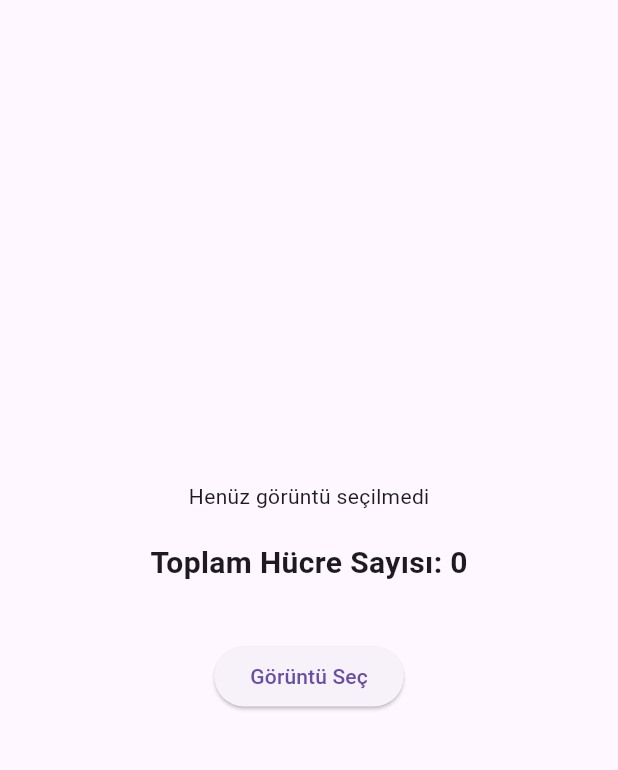
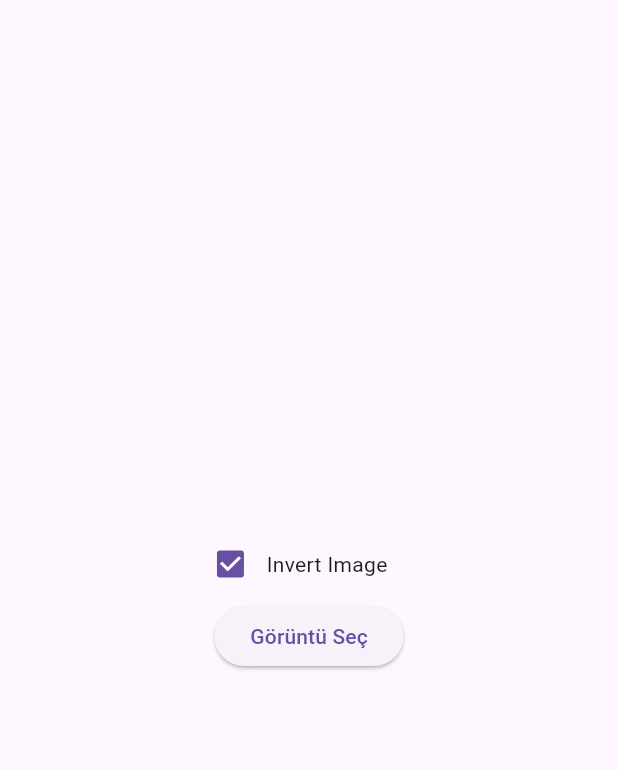
Before and after one commit to opiasdream/colonycounter, a Flutter app: the screen it shows after launch, on a phone screen of 412 x 824 dp, the part 63-833 px from its top. Run offline on Flutter 3.47's test engine with Material 3 defaults, Android fonts, the light colour scheme and no system bars; our stand-ins replace dio, image_picker; missing offline and left inert: widget_zoom.

Commit message:
update project

```diff
--- a/lib/main.dart
+++ b/lib/main.dart
@@ -1,7 +1,5 @@
+import 'package:colony_counter/ui/home_screen.dart';
 import 'package:flutter/material.dart';
-import 'package:image_picker/image_picker.dart';
-import 'package:opencv_dart/opencv_dart.dart' as cv;
-import 'dart:io';
 
 void main() {
   runApp(const CellCountingApp());
@@ -13,156 +11,10 @@ class CellCountingApp extends StatelessWidget {
   @override
   Widget build(BuildContext context) {
     return MaterialApp(
-      title: 'Hücre Sayma Uygulaması',
+      title: 'Colony Counter App',
       debugShowCheckedModeBanner: false,
-      theme: ThemeData(
-        primarySwatch: Colors.purple,
-      ),
-      home: const CellCountingPage(),
+      theme: ThemeData(primarySwatch: Colors.purple),
+      home: const HomeScreen(),
     );
   }
 }
-
-class CellCountingPage extends StatefulWidget {
-  const CellCountingPage({super.key});
-
-  @override
-  _CellCountingPageState createState() => _CellCountingPageState();
-}
-
-class _CellCountingPageState extends State<CellCountingPage> {
-  File? _imageFile;
-  int _cellCount = 0;
-  String _debugInfo = '';
-
-  Future<void> _pickImage() async {
-    final picker = ImagePicker();
-    final pickedFile = await picker.pickImage(source: ImageSource.gallery);
-
-    if (pickedFile != null) {
-      setState(() {
-        _imageFile = File(pickedFile.path);
-        _debugInfo = ''; // Hata ayıklama bilgisini sıfırla
-      });
-      _countCells();
-    }
-  }
-
-  void _countCells() {
-    if (_imageFile == null) return;
-
-    try {
-      // Resmi OpenCV formatına dönüştür
-      cv.Mat? originalImage = cv.imread(_imageFile!.path);
-
-      // Görüntüyü yeniden boyutlandır (performans ve tutarlılık için)
-      cv.Mat image = cv.resize(originalImage, (1500, 1500));
-
-      // Gri tona çevir
-      cv.Mat grayImage = cv.cvtColor(image, cv.COLOR_BGR2GRAY);
-
-      // Gürültüyü azalt
-      cv.Mat blurredImage = cv.gaussianBlur(grayImage, (5, 5), 0);
-
-      // Adaptif eşikleme (tersten thresholding)
-      cv.Mat binaryImage = cv.adaptiveThreshold(blurredImage, 255,
-          cv.ADAPTIVE_THRESH_GAUSSIAN_C, cv.THRESH_BINARY, 11, 2);
-
-      // Morfolojik işlemlerle küçük nesneleri temizle ve büyükleri birbirinden ayır
-      cv.Mat kernel = cv.getStructuringElement(cv.MORPH_ELLIPSE, (5, 5));
-
-      // Açma ve kapama işlemleri
-      cv.Mat openedImage = cv.morphologyEx(binaryImage, cv.MORPH_OPEN, kernel);
-      cv.Mat closedImage = cv.morphologyEx(openedImage, cv.MORPH_CLOSE, kernel);
-
-      // Bağlantılı bileşen analizi
-      cv.Mat labels =
-          cv.Mat.zeros(closedImage.rows, closedImage.cols, cv.MatType.CV_32SC1);
-      cv.Mat stats =
-          cv.Mat.zeros(closedImage.rows, closedImage.cols, cv.MatType.CV_32SC1);
-      cv.Mat centroids =
-          cv.Mat.zeros(closedImage.rows, closedImage.cols, cv.MatType.CV_32FC2);
-
-      // Bağlantılı bileşenleri bul
-      int numLabels = cv.connectedComponentsWithStats(
-        closedImage,
-        labels,
-        stats,
-        centroids,
-        8, // Bağlantı tipi
-        cv.MatType.CV_32S,
-        0, // TODO CHECK
-      );
-
-      // Hücre sayısını hesapla
-      int cellCount = 0;
-      for (int i = 1; i < numLabels; i++) {
-        // 0 arka plan, 1'den başla
-        // İstatistikleri al
-        int area = stats.at<int>(i, cv.CC_STAT_AREA);
-        int width = stats.at<int>(i, cv.CC_STAT_WIDTH);
-        int height = stats.at<int>(i, cv.CC_STAT_HEIGHT);
-
-        // Alan ve boyut filtresi
-        if (area > 50 &&
-            area < 5000 &&
-            width > 5 &&
-            width < 200 &&
-            height > 5 &&
-            height < 200) {
-          cellCount++;
-        }
-      }
-
-      // Sonuçları güncelle
-      _updateState('Hücre sayısı hesaplandı', cellCount);
-    } catch (e) {
-      _updateState('Hata oluştu: $e', 0);
-    }
-  }
-
-  void _updateState(String debugInfo, int cellCount) {
-    setState(() {
-      _cellCount = cellCount;
-      _debugInfo = debugInfo;
-    });
-  }
-
-  @override
-  Widget build(BuildContext context) {
-    return Scaffold(
-      appBar: AppBar(
-        title: const Text('Hücre Sayma Uygulaması'),
-      ),
-      body: Center(
-        child: Column(
-          mainAxisAlignment: MainAxisAlignment.center,
-          children: <Widget>[
-            _imageFile != null
-                ? Image.file(
-                    _imageFile!,
-                    height: 300,
-                    width: 300,
-                    fit: BoxFit.cover,
-                  )
-                : const Text('Henüz görüntü seçilmedi'),
-            const SizedBox(height: 20),
-            Text(
-              'Toplam Hücre Sayısı: $_cellCount',
-              style: const TextStyle(fontSize: 20, fontWeight: FontWeight.bold),
-            ),
-            Text(
-              _debugInfo,
-              style: const TextStyle(fontSize: 12, color: Colors.grey),
-            ),
-            const SizedBox(height: 20),
-            ElevatedButton(
-              onPressed: _pickImage,
-              child: const Text('Görüntü Seç'),
-            ),
-          ],
-        ),
-      ),
-    );
-  }
-}
--- /dev/null
+++ b/lib/service/image_service.dart
@@ -0,0 +1,65 @@
+import 'package:dio/dio.dart';
+import 'package:flutter/foundation.dart';
+
+class ImageService {
+  ImageService._();
+  static final instance = ImageService._();
+
+  final _dio = Dio();
+
+  // String get _baseUrl => kIsWeb || Platform.isIOS
+  //     ? "http://127.0.0.1:8000"
+  //     : "http://10.0.2.2:8000";
+
+  String get _baseUrl => "http://192.168.1.2:8000";
+
+  Future<Uint8List?> uploadImage(String filePath, bool isInverted) async {
+    try {
+      // Get the actual filename from the path
+      final filename = filePath.split('/').last;
+
+      // Determine MIME type based on file extension
+      String contentType = 'image/jpeg'; // default
+      if (filename.toLowerCase().endsWith('.png')) {
+        contentType = 'image/png';
+      } else if (filename.toLowerCase().endsWith('.jpg') ||
+          filename.toLowerCase().endsWith('.jpeg')) {
+        contentType = 'image/jpeg';
+      }
+
+      final image = await MultipartFile.fromFile(
+        filePath,
+        filename: filename,
+        contentType: DioMediaType.parse(contentType),
+      );
+
+      final formData = FormData.fromMap({'file': image});
+
+      final res = await _dio.post(
+        "$_baseUrl/process-image/",
+        data: formData,
+        queryParameters: {'isInverted': isInverted},
+        options: Options(
+            responseType: ResponseType.bytes,
+            validateStatus: (status) {
+              return status != null && status < 500;
+            }),
+      );
+
+      if (res.statusCode == 200) {
+        return Uint8List.fromList(res.data);
+      } else {
+        String errorMessage;
+        if (res.data is List<int>) {
+          errorMessage = String.fromCharCodes(res.data);
+        } else {
+          errorMessage = res.data.toString();
+        }
+
+        return Future.error("Server error: $errorMessage");
+      }
+    } catch (e) {
+      return Future.error(e);
+    }
+  }
+}
--- /dev/null
+++ b/lib/ui/home_screen.dart
@@ -0,0 +1,132 @@
+import 'dart:io';
+import 'package:colony_counter/service/image_service.dart';
+import 'package:flutter/foundation.dart';
+import 'package:flutter/material.dart';
+import 'package:image_picker/image_picker.dart';
+import 'package:widget_zoom/widget_zoom.dart';
+
+part 'home_screen_mixin.dart';
+
+class HomeScreen extends StatefulWidget {
+  const HomeScreen({super.key});
+
+  @override
+  State<HomeScreen> createState() => _HomeScreenState();
+}
+
+class _HomeScreenState extends State<HomeScreen> with HomeScreenMixin {
+  @override
+  Widget build(BuildContext context) {
+    return Scaffold(
+      appBar: AppBar(
+        title: const Text('Hücre Sayma Uygulaması'),
+      ),
+      body: Center(
+        child: Column(
+          mainAxisAlignment: MainAxisAlignment.center,
+          children: <Widget>[
+            ValueListenableBuilder(
+              valueListenable: selectedFile,
+              builder: (context, value, child) {
+                if (value == null) return const SizedBox.shrink();
+
+                return Expanded(
+                  child: Padding(
+                    padding: const EdgeInsets.symmetric(horizontal: 12),
+                    child: Column(
+                      children: [
+                        Expanded(
+                          child: Builder(
+                            builder: (context) {
+                              if (kIsWeb) {
+                                return WidgetZoom(
+                                  heroAnimationTag: 'networkImage',
+                                  zoomWidget: Image.network(
+                                    selectedFile.value!.path,
+                                  ),
+                                );
+                              } else {
+                                return WidgetZoom(
+                                  heroAnimationTag: 'networkImage',
+                                  zoomWidget: Image.file(File(
+                                    selectedFile.value!.path,
+                                  )),
+                                );
+                              }
+                            },
+                          ),
+                        ),
+                        const SizedBox(height: 16),
+                        Expanded(
+                          child: SizedBox(
+                            child: FutureBuilder(
+                              key: UniqueKey(),
+                              future: ImageService.instance.uploadImage(
+                                  selectedFile.value!.path, isInverted.value),
+                              builder: (context, snapshot) {
+                                if (snapshot.hasData) {
+                                  if (snapshot.data == null) {
+                                    return const Text("Data is null");
+                                  }
+
+                                  return WidgetZoom(
+                                    heroAnimationTag: 'tag',
+                                    zoomWidget: Image.memory(snapshot.data!),
+                                  );
+                                } else if (snapshot.hasError) {
+                                  return Center(
+                                      child: Text(snapshot.error.toString()));
+                                } else {
+                                  return const Center(
+                                    child: Column(
+                                      mainAxisSize: MainAxisSize.min,
+                                      mainAxisAlignment:
+                                          MainAxisAlignment.center,
+                                      children: [
+                                        Text("Görüntü İşleniyor...."),
+                                        CircularProgressIndicator(),
+                                      ],
+                                    ),
+                                  );
+                                }
+                              },
+                            ),
+                          ),
+                        )
+                      ],
+                    ),
+                  ),
+                );
+              },
+            ),
+            const SizedBox(height: 20),
+            ValueListenableBuilder(
+              valueListenable: isInverted,
+              builder: (context, value, child) {
+                return Row(
+                  mainAxisAlignment: MainAxisAlignment.center,
+                  children: [
+                    Checkbox.adaptive(
+                        value: value,
+                        onChanged: (value) {
+                          if (value != null) {
+                            isInverted.value = value;
+                          }
+                        }),
+                    const Text("Invert Image"),
+                    const SizedBox(width: 24),
+                  ],
+                );
+              },
+            ),
+            ElevatedButton(
+              onPressed: _pickImage,
+              child: const Text('Görüntü Seç'),
+            ),
+            SizedBox(height: MediaQuery.of(context).padding.bottom + 16)
+          ],
+        ),
+      ),
+    );
+  }
+}
--- /dev/null
+++ b/lib/ui/home_screen_mixin.dart
@@ -0,0 +1,27 @@
+part of 'home_screen.dart';
+
+mixin HomeScreenMixin on State<HomeScreen> {
+  final selectedFile = ValueNotifier<XFile?>(null);
+
+  final isInverted = ValueNotifier<bool>(true);
+
+  @override
+  void initState() {
+    super.initState();
+  }
+
+  @override
+  void dispose() {
+    super.dispose();
+  }
+
+  final _picker = ImagePicker();
+
+  Future<void> _pickImage() async {
+    final pickedFile = await _picker.pickImage(source: ImageSource.gallery);
+
+    if (pickedFile != null) {
+      selectedFile.value = pickedFile;
+    }
+  }
+}
```
Also changed, not shown: pubspec.yaml (+3 -71 lines), pubspec.lock, 49 other files.
